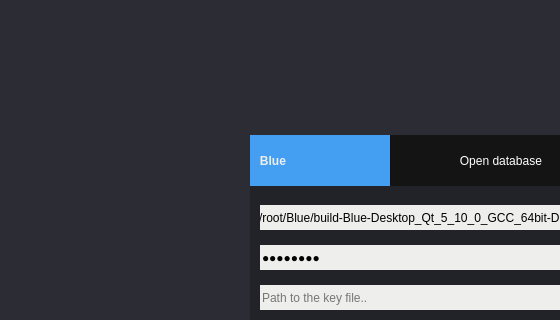
Above: Blue/MainwindowWidgets/databaseopener.ui from AmiditeX/Blue before the change; both pictures show x 0 to 560 and y 85 to 405 of the 1080 by 750 pixel window. Below: the same form after it.
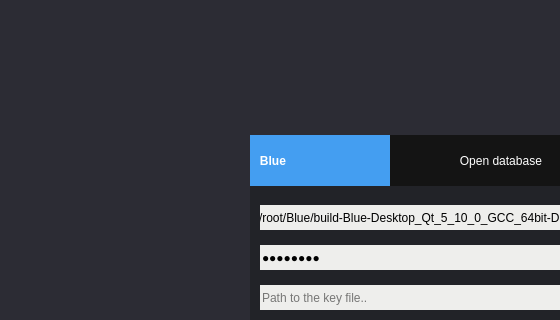
That is the form after the change.

```diff
--- a/Blue/MainwindowWidgets/databaseopener.ui
+++ b/Blue/MainwindowWidgets/databaseopener.ui
@@ -257,7 +257,7 @@
    </property>
    <property name="styleSheet">
     <string notr="true">background-color: rgb(68, 158, 241);
-color: rgb(238, 238, 236);
+color: rgb(255, 255, 255);
 font: 75 22pt &quot;DejaVu Sans&quot;;
 font-weight: bold</string>
    </property>
```
